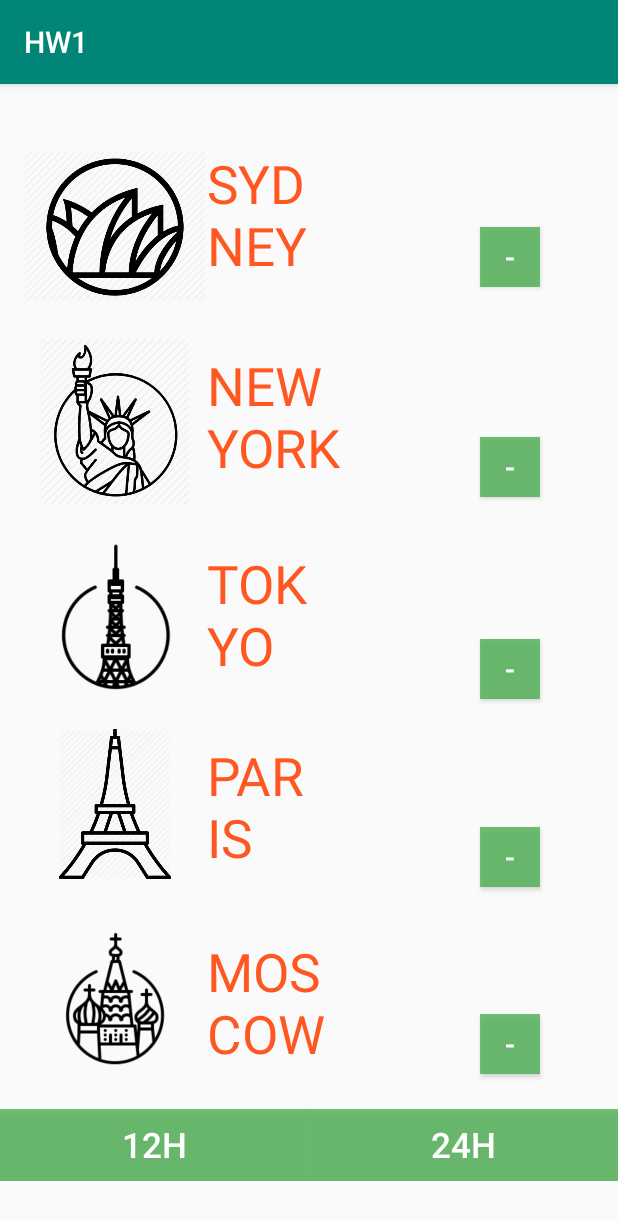
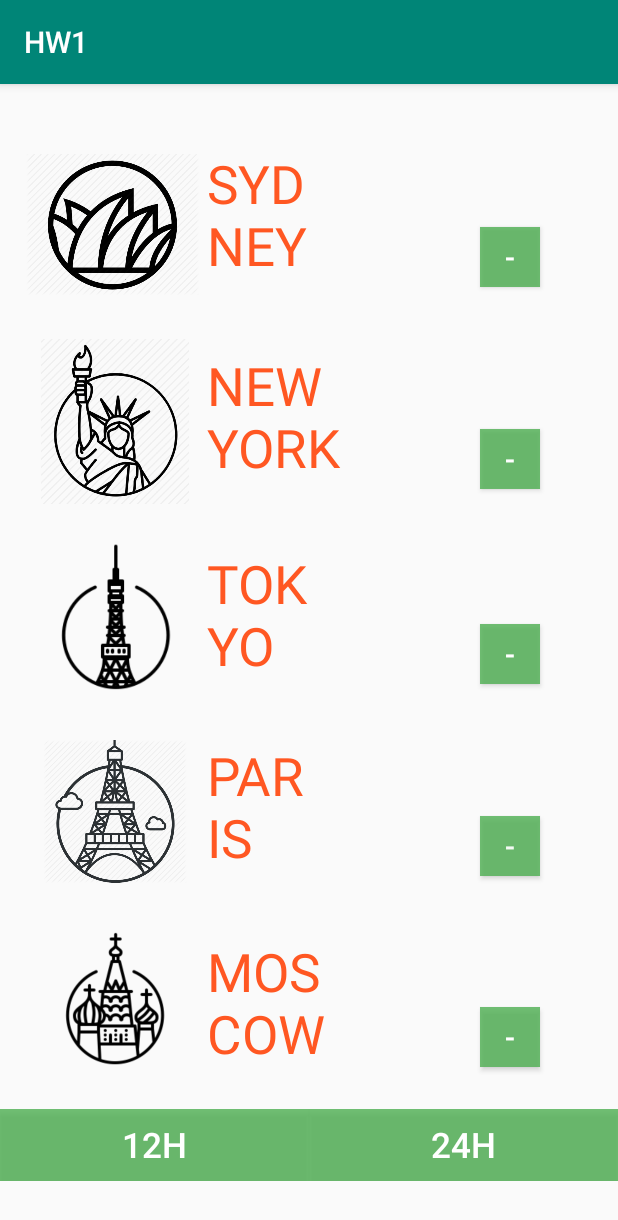
Before and after one commit to alisonsuherly/INFS3634-AlisonSuherly, an Android app: the screen it shows after launch (MainActivity), on a phone screen of 412 x 824 dp. Shown: the top 1220 px of the screen. Run offline under Robolectric (Android 15) with nearby library versions, the phone set to English and light mode, and no system bars.

Commit message:
final final commit

```diff
--- a/HW1 copy/app/src/main/res/layout/paris.xml
+++ b/HW1 copy/app/src/main/res/layout/paris.xml
@@ -6,11 +6,15 @@
     android:layout_height="wrap_content">
 
     <ImageView
-        android:id="@+id/imageView4"
+        android:id="@+id/imageView"
         android:layout_width="match_parent"
-        android:layout_height="100dp"
+        android:layout_height="110dp"
         android:layout_weight="1"
-        app:srcCompat="@drawable/paris_tower" />
+        android:paddingLeft="7dp"
+        android:paddingTop="7dp"
+        android:paddingRight="7dp"
+        android:paddingBottom="7dp"
+        app:srcCompat="@drawable/paris_icon" />
 
     <TextView
         android:id="@+id/textView"
--- a/HW1 copy/app/src/main/res/layout/scrollview.xml
+++ b/HW1 copy/app/src/main/res/layout/scrollview.xml
@@ -58,7 +58,7 @@
             android:layout_height="40dp"
             android:layout_marginStart="320dp"
             android:layout_marginLeft="320dp"
-            android:layout_marginTop="235dp"
+            android:layout_marginTop="230dp"
             android:background="#C84CAF50"
             android:onClick="hideNyButton"
             android:text="-"
@@ -87,7 +87,7 @@
             android:layout_height="40dp"
             android:layout_marginStart="320dp"
             android:layout_marginLeft="320dp"
-            android:layout_marginTop="370dp"
+            android:layout_marginTop="360dp"
             android:background="#C84CAF50"
             android:onClick="hideTokyoButton"
             android:text="-"
@@ -116,7 +116,7 @@
             android:layout_height="40dp"
             android:layout_marginStart="320dp"
             android:layout_marginLeft="320dp"
-            android:layout_marginTop="495dp"
+            android:layout_marginTop="488dp"
             android:background="#C84CAF50"
             android:onClick="hideParisButton"
             android:text="-"
@@ -154,7 +154,7 @@
             android:layout_height="40dp"
             android:layout_marginStart="320dp"
             android:layout_marginLeft="320dp"
-            android:layout_marginTop="620dp"
+            android:layout_marginTop="615dp"
             android:background="#C84CAF50"
             android:onClick="hideMoscowButton"
             android:text="-"
--- a/HW1 copy/app/src/main/res/layout/times.xml
+++ b/HW1 copy/app/src/main/res/layout/times.xml
@@ -10,6 +10,10 @@
         android:layout_width="match_parent"
         android:layout_height="110dp"
         android:layout_weight="1"
+        android:paddingLeft="2dp"
+        android:paddingTop="5dp"
+        android:paddingRight="5dp"
+        android:paddingBottom="8dp"
         app:srcCompat="@drawable/operaho_icon" />
 
     <TextView
@@ -29,7 +33,7 @@
         android:layout_width="match_parent"
         android:layout_height="match_parent"
         android:layout_weight="1"
-        android:paddingLeft="16dp"
+        android:paddingLeft="10dp"
         android:paddingTop="7dp"
         android:paddingRight="5dp"
         android:paddingBottom="5dp"
```
Also changed, not shown: HW1 copy/app/src/main/res/drawable-v24/paris_icon.png (added), 3 other files.
